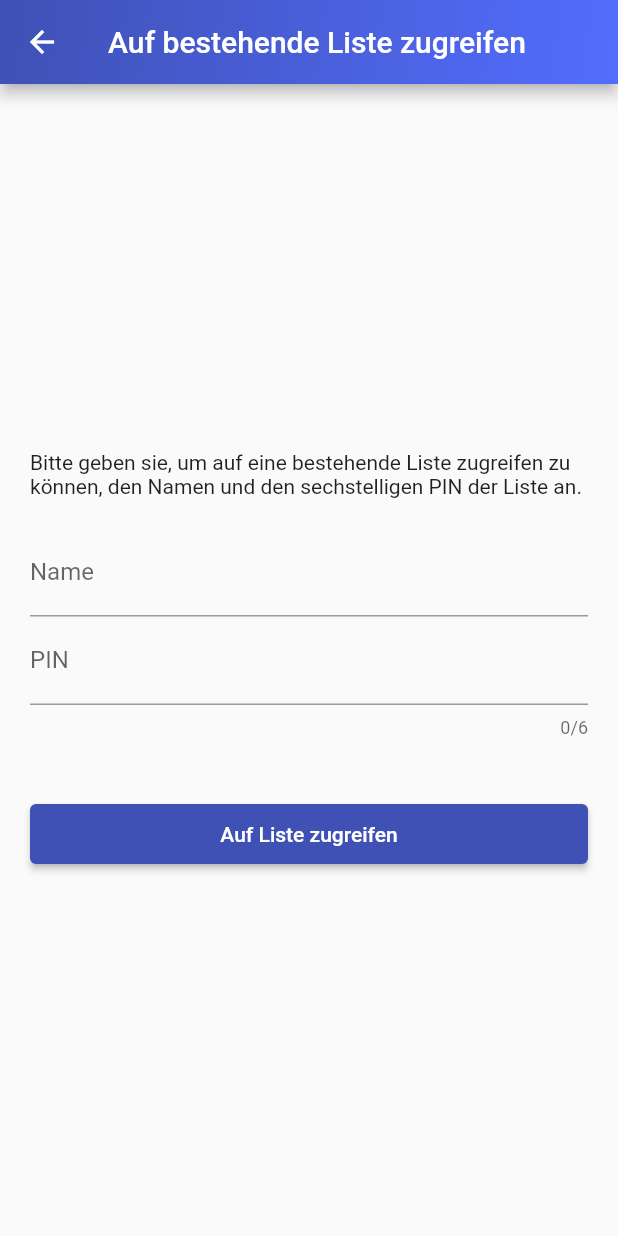
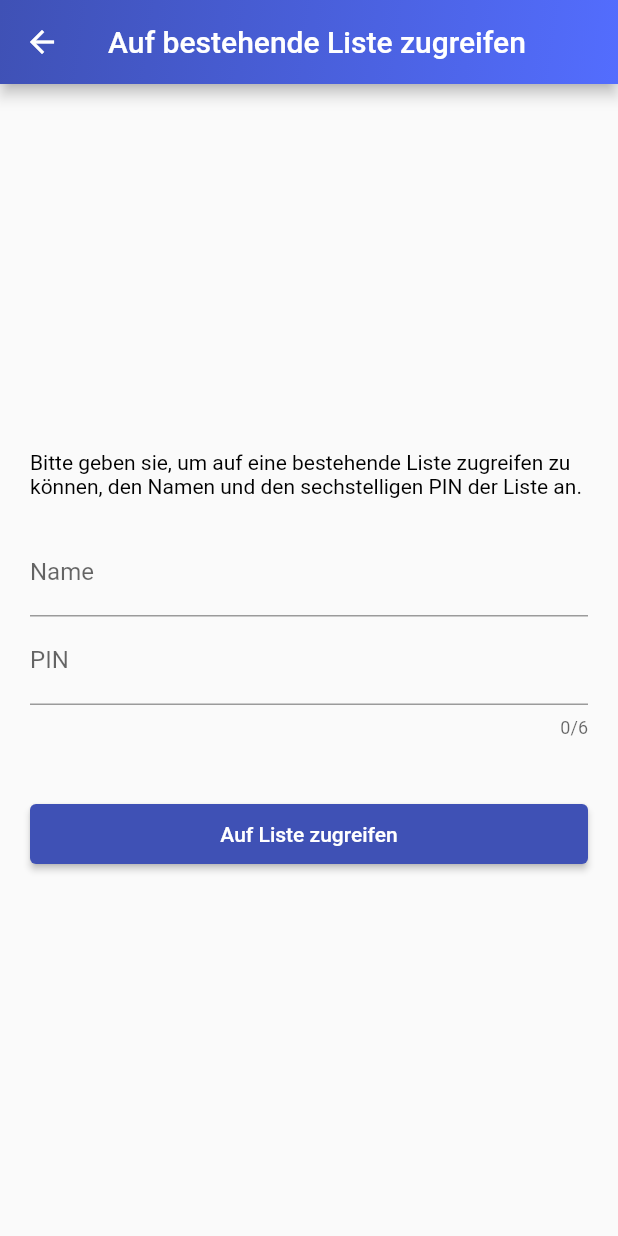
Before and after one commit to MagDeg/shoppinglist_2, a Flutter app: the screen it shows once a user with an empty profile is signed in, item 2 of the bottom bar chosen, after a tap on "Auf bestehende Liste zugreifen", on a phone screen of 412 x 824 dp. Run offline on Flutter 3.47's test engine with Material 2 defaults, Android fonts, the phone set to English and light mode, and no system bars; our stand-ins replace cloud_firestore, email_validator, firebase_auth, firebase_core, flutter_slidable, flutter_speed_dial and 1 more; missing offline and left inert: flutter_barcode_scanner; accounts and stored records are empty; network calls fail.

Commit message:
1.0.0 - fixed bugs

```diff
--- a/lib/account_page.dart
+++ b/lib/account_page.dart
@@ -31,12 +31,12 @@ class _AccountPageState extends State<AccountPage> {
           padding: const EdgeInsets.all(32),
           child: Column(
             children: [
-              const Text('Angemeldet als', style: TextStyle(fontSize: 16)),
+              Text('Angemeldet als', style: TextStyle(fontSize: 16, color: Theme.of(context).brightness! == Brightness.dark ? Colors.white : Colors.black)),
               const SizedBox(height: 8),
               Text(
                 user.email!,
                 style:
-                    const TextStyle(fontSize: 20, fontWeight: FontWeight.w600),
+                    TextStyle(fontSize: 20, fontWeight: FontWeight.w600, color:  Theme.of(context).brightness! == Brightness.dark ? Colors.white : Colors.black),
               ),
               const SizedBox(
                 height: 40,
--- a/lib/auth_page.dart
+++ b/lib/auth_page.dart
@@ -66,7 +66,7 @@ class _LoginWidgetState extends State<LoginWidget> {
             Center(
                 child: Text(
               'Bitte melde dich mit einem gültigem Zugang an, um die App nutzen zu können.',
-              style: TextStyle(fontWeight: FontWeight.w600, fontSize: 15),
+              style: TextStyle(fontWeight: FontWeight.w600, fontSize: 15 ,color: Theme.of(context).brightness! == Brightness.dark ? Colors.white : Colors.black,),
             )),
             SizedBox(height: 40),
             TextFormField(
--- a/lib/change_list/access_available_list.dart
+++ b/lib/change_list/access_available_list.dart
@@ -55,7 +55,7 @@ class _AccessListState extends State<AccessList> {
   Widget build(BuildContext context) {
     return Scaffold(
       appBar: AppBar(
-        title: Text('Auf bestehende Liste zugreifen'),
+        title: Text('Auf bestehende Liste zugreifen', style: TextStyle(color: Colors.white),),
         flexibleSpace: Container(
           decoration: const BoxDecoration(
             gradient: LinearGradient(
@@ -71,7 +71,7 @@ class _AccessListState extends State<AccessList> {
         child: Column(
           mainAxisAlignment: MainAxisAlignment.center,
           children: [
-            Text('Bitte geben sie, um auf eine bestehende Liste zugreifen zu können, den Namen und den sechstelligen PIN der Liste an.'),
+            Text('Bitte geben sie, um auf eine bestehende Liste zugreifen zu können, den Namen und den sechstelligen PIN der Liste an.', style: TextStyle(color: Theme.of(context).brightness! == Brightness.dark ? Colors.white : Colors.black),),
             SizedBox(height: 20),
             TextFormField(
               controller: nameController,
--- a/lib/change_list/create_new_list.dart
+++ b/lib/change_list/create_new_list.dart
@@ -67,7 +67,7 @@ class _CreateNewListScreenState extends State<CreateNewListScreen> {
         child: Column(
           mainAxisAlignment: MainAxisAlignment.center,
           children: [
-            Text('Bitte geben sie, zum erstellen einer neuen Liste, einen Namen und ein sechstelligen PIN an.'),
+            Text('Bitte geben sie, zum erstellen einer neuen Liste, einen Namen und ein sechstelligen PIN an.', style: TextStyle(color: Theme.of(context).brightness! == Brightness.dark ? Colors.white : Colors.black),),
             SizedBox(height: 20),
             TextFormField(
               controller: nameController,
--- a/lib/change_list/delete_available_list.dart
+++ b/lib/change_list/delete_available_list.dart
@@ -108,7 +108,7 @@ class _DeleteListState extends State<DeleteList> {
         child: Column(
           mainAxisAlignment: MainAxisAlignment.center,
           children: [
-            Text('Bitte geben sie, um eine bestehende Liste löschen zu können, den Namen und den sechstelligen PIN der Liste an.'),
+            Text('Bitte geben sie, um eine bestehende Liste löschen zu können, den Namen und den sechstelligen PIN der Liste an.', style: TextStyle(color: Theme.of(context).brightness! == Brightness.dark ? Colors.white : Colors.black),),
             SizedBox(height: 20),
             TextFormField(
               controller: nameController,
--- a/lib/give_feedback/give_feedback.dart
+++ b/lib/give_feedback/give_feedback.dart
@@ -31,7 +31,7 @@ class _GiveFeedbackPageState extends State<GiveFeedbackPage> {
             child: Column(
               mainAxisAlignment: MainAxisAlignment.center,
               children: [
-                Center(child: Text('Bitte schreiben sie hier nun ihr Feedback hin.')),
+                Center(child: Text('Bitte schreiben sie hier nun ihr Feedback hin.', style: TextStyle(color:  Theme.of(context).brightness! == Brightness.dark ? Colors.white : Colors.black),)),
                 SizedBox(
                   height: 500.0,
                   child: Container(
@@ -50,7 +50,7 @@ class _GiveFeedbackPageState extends State<GiveFeedbackPage> {
                 ElevatedButton(
                   style: ElevatedButton.styleFrom(
                     minimumSize: Size.fromHeight(40),
-                    primary: Colors.lightBlue,
+                    primary: Colors.indigoAccent,
                   ),
                   child: Text('Feedback abschicken'),
                   onPressed: () {
--- a/lib/main.dart
+++ b/lib/main.dart
@@ -1,3 +1,4 @@
+
 import 'dart:io';
 import 'package:cloud_firestore/cloud_firestore.dart';
 import 'package:firebase_auth/firebase_auth.dart';
@@ -13,7 +14,6 @@ import 'package:shopping_list_2/todo_builder.dart';
 import 'package:shopping_list_2/variables.dart';
 import 'package:shared_preferences/shared_preferences.dart';
 import 'add_list_tile.dart';
-import 'language.dart';
 import 'package:flutter_barcode_scanner/flutter_barcode_scanner.dart';
 
 final navigatorKey = GlobalKey<NavigatorState>();
@@ -26,12 +26,20 @@ Future<void> main() async {
       themeMode: ThemeMode.system,
       theme: ThemeData(
         brightness: Brightness.light,
-        primaryColor: Colors.lightBlue,
+        textTheme: TextTheme(
+          headline1: TextStyle(color: Colors.white),
+          headline2: TextStyle(color: Colors.white),
+          bodyText2: TextStyle(color: Colors.white),
+          // subtitle1: TextStyle(color: Colors.white),
+          overline: TextStyle(color: Colors.white),
+        ),
       ),
-      darkTheme: ThemeData(brightness: Brightness.dark),
+      darkTheme: ThemeData(brightness: Brightness.dark, inputDecorationTheme: InputDecorationTheme(labelStyle: TextStyle(color: Colors.white))),
+
       navigatorKey: navigatorKey,
       scaffoldMessengerKey: MessageError.messengerKey));
 }
+
 
 class ShoppinglistApp extends StatefulWidget {
 
@@ -40,7 +48,6 @@ class ShoppinglistApp extends StatefulWidget {
     prefs.setString('pathPinString', pin);
     prefs.setString('pathNameString', name);
   }
-
 
   @override
   _ShoppinglistAppState createState() => _ShoppinglistAppState();
@@ -153,6 +160,10 @@ class _ShoppinglistAppState extends State<ShoppinglistApp> {
 
   @override
   Widget build(BuildContext context) {
+    FirebaseAuth.instance.authStateChanges().listen((User? user) {
+    if (user != null) {
+      print("ID: " + user.uid);
+    }} );
     return Scaffold(
       body: StreamBuilder<User?>(
         stream: FirebaseAuth.instance.authStateChanges(),
@@ -175,6 +186,7 @@ class _ShoppinglistAppState extends State<ShoppinglistApp> {
                 ),
                   child: NavigationBar(
                     backgroundColor: Colors.transparent,
+
                     selectedIndex: currentIndexOfShownPages,
                     onDestinationSelected: (int newIndex) {
                       setState(() {
@@ -191,7 +203,10 @@ class _ShoppinglistAppState extends State<ShoppinglistApp> {
                             Icons.shopping_cart_outlined,
                             color: Colors.white,
                           ),
-                          label: bottom1),
+                          label:'Einkaufsliste',
+
+
+                      ),
                       NavigationDestination(
                           selectedIcon: Icon(
                             Icons.settings,
@@ -201,23 +216,26 @@ class _ShoppinglistAppState extends State<ShoppinglistApp> {
                             Icons.settings_outlined,
                             color: Colors.white,
                           ),
-                          label: bottom2),
+                          label:'Einstellungen'),
                   ],
                 ),
               ),
               floatingActionButton: SpeedDial(
                   icon: Icons.add,
-                  backgroundColor: Colors.indigo,
+                  iconTheme: IconThemeData(color: Theme.of(context).brightness! == Brightness.dark ? Colors.white : Colors.black),
+                  backgroundColor: Colors.indigoAccent,
                   children: [
                     SpeedDialChild(
                       child: Icon(Icons.edit, color: Colors.white),
                       label: 'Manuel',
+                      labelStyle: TextStyle(color: Theme.of(context).brightness! == Brightness.dark ? Colors.white : Colors.black),
                       onTap: () => newProductEntry(),
                       backgroundColor: Colors.indigo
                     ),
                     SpeedDialChild(
                       child: Icon(Icons.qr_code_scanner, color: Colors.white),
                       label: 'Scannen',
+                      labelStyle: TextStyle(color: Theme.of(context).brightness! == Brightness.dark ? Colors.white : Colors.black),
                       backgroundColor: Colors.indigo,
                       onTap: () {
                         scanBarcode();
--- a/lib/show_changes.dart
+++ b/lib/show_changes.dart
@@ -9,6 +9,8 @@ class ShowChanges extends StatefulWidget {
 class _ShowChangesState extends State<ShowChanges> {
 
   List <String> Changes = [
+    'Grafikfehler bei Hell-/Dunkemodeus behoben'
+    'Fehlerbehebung bei Mengenangaben',
     'Mengenangaben jetzt einfacher nutzbar',
     'Löschen der Einträge durch Wischen vom linken zum rechten Rand',
     'Fehlerbehebung bei Barcode Scanner'
@@ -27,6 +29,8 @@ class _ShowChangesState extends State<ShowChanges> {
     'Menge und/oder Produkt in Liste änderbar',
     'Listen mit PIN wechselbar'];
   List <String> Versions = [
+    '1.0.0'
+    '0.2.3',
     '0.2.2',
     '0.2.1.3',
     '0.2.1.2',
@@ -68,7 +72,7 @@ class _ShowChangesState extends State<ShowChanges> {
                     Align(
                       child: Container(
                         padding: EdgeInsets.all(10.0),
-                        child: Text('Was ist Neu?', style: TextStyle(fontSize: 15.0, fontWeight: FontWeight.w600),),
+                        child: Text('Was ist Neu?', style: TextStyle(fontSize: 15.0, fontWeight: FontWeight.w600, color: Colors.white),),
                       )),
                     Align(
                     child: Container(
--- a/pubspec.yaml
+++ b/pubspec.yaml
@@ -15,7 +15,7 @@ publish_to: 'none' # Remove this line if you wish to publish to pub.dev
 # In iOS, build-name is used as CFBundleShortVersionString while build-number used as CFBundleVersion.
 # Read more about iOS versioning at
 # https://developer.apple.com/library/archive/documentation/General/Reference/InfoPlistKeyReference/Articles/CoreFoundationKeys.html
-version: 0.2.2
+version: 0.2.3
 
 environment:
   sdk: ">=2.16.2 <3.0.0"
```
Also changed, not shown: lib/add_list_tile.dart (+23 -98 lines), pubspec.lock, 1 other file.
